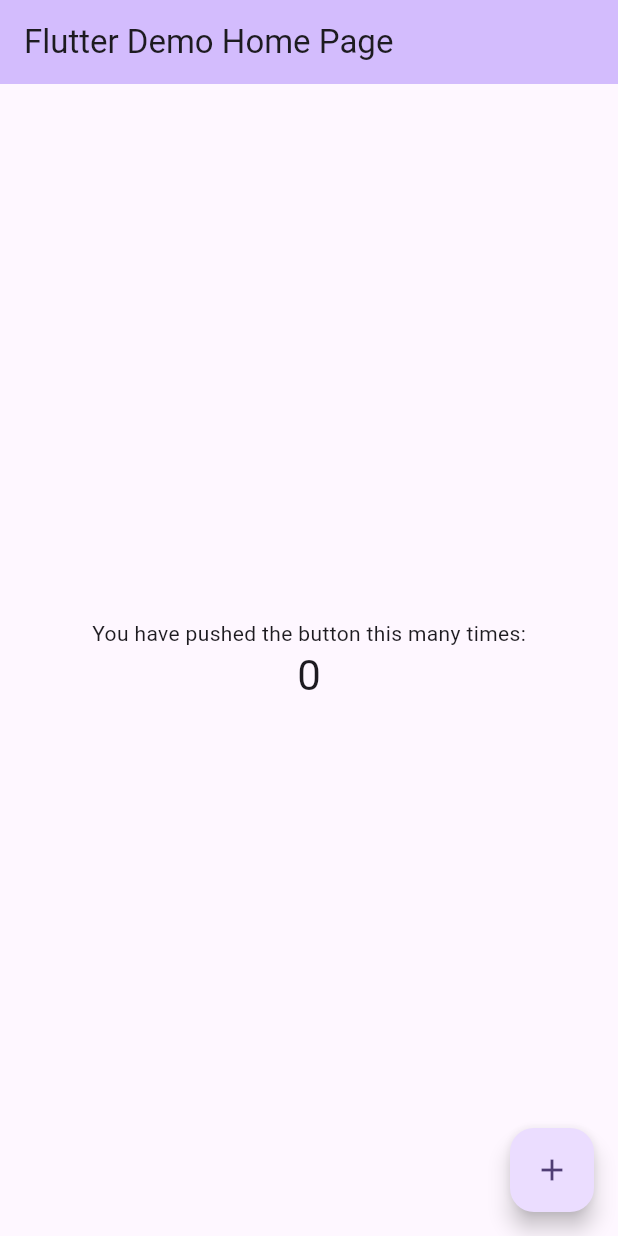
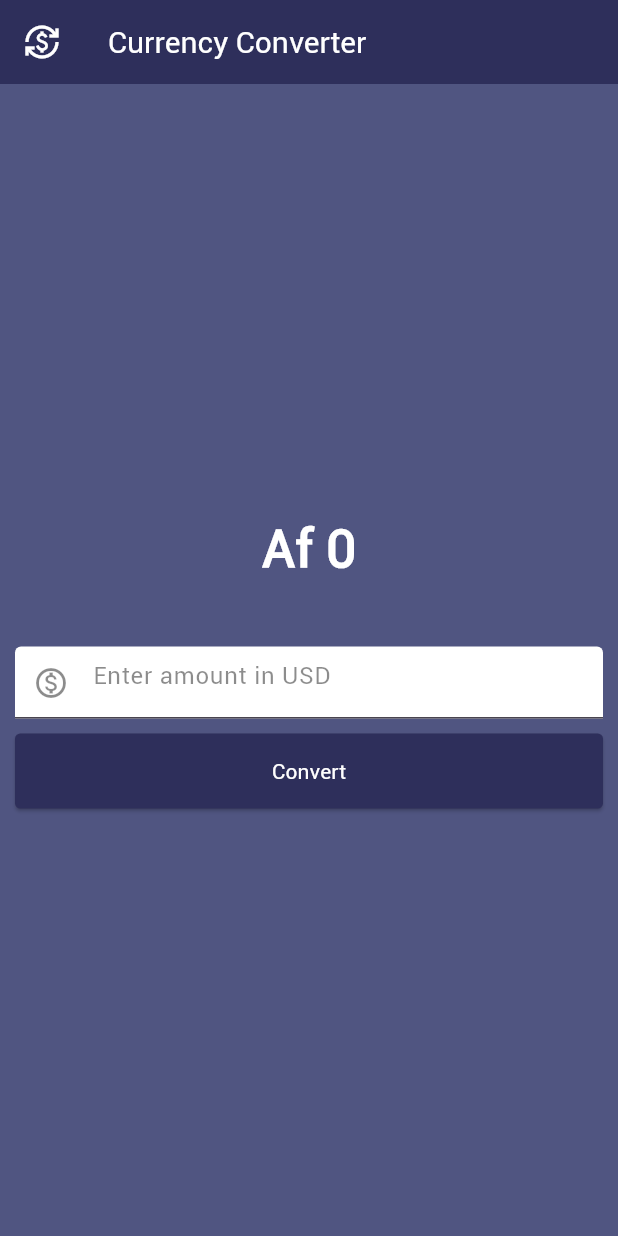
Before and after one commit to Nawroz711/currency_converter_flutter, a Flutter app: the screen it shows after launch, on a phone screen of 412 x 824 dp. Run offline on Flutter 3.47's test engine with Material 3 defaults, Android fonts, the light colour scheme and no system bars.

Commit message:
currency_converter app has been completed

```diff
--- /dev/null
+++ b/lib/currency_converter_material_page.dart
@@ -0,0 +1,100 @@
+import 'package:flutter/material.dart';
+
+class CurrencyConverterMaterialPage extends StatefulWidget {
+  const CurrencyConverterMaterialPage({super.key});
+
+  @override
+  State<CurrencyConverterMaterialPage> createState() =>
+      _CurrencyConverterMaterialPageState();
+}
+
+class _CurrencyConverterMaterialPageState
+    extends State<CurrencyConverterMaterialPage> {
+  double result = 0;
+  final TextEditingController textEditingController = TextEditingController();
+
+  void convert() {
+    result = double.parse(textEditingController.text) * 72;
+    setState(() {});
+  }
+
+  @override
+  void dispose() {
+    textEditingController.dispose();
+    super.dispose();
+  }
+
+  @override
+  Widget build(BuildContext context) {
+
+    return Scaffold(
+      backgroundColor: const Color(0xFF505581),
+      appBar: AppBar(
+        leading: const Icon(
+          Icons.currency_exchange_sharp,
+          color: Colors.white,
+        ),
+        backgroundColor: const Color(0xFF2E2F5B),
+        elevation: 0,
+        title: const Text(
+          'Currency Converter',
+          style: TextStyle(
+            color: Colors.white,
+            fontSize: 20.0,
+          ),
+        ),
+      ),
+      body: Center(
+        child: Padding(
+          padding: const EdgeInsets.all(10),
+          child: Column(
+            mainAxisAlignment: MainAxisAlignment.center,
+            children: [
+              Text(
+                'Af ${result != 0 ? result.toStringAsFixed(1) : result.toStringAsFixed(0)}',
+                style: const TextStyle(
+                  fontSize: 35,
+                  fontWeight: FontWeight.bold,
+                  color: Color.fromARGB(255, 255, 255, 255),
+                ),
+              ),
+              const SizedBox(height: 40),
+              TextField(
+                controller: textEditingController,
+                style: const TextStyle(
+                  color: Colors.black,
+                ),
+                decoration: const InputDecoration(
+                  hintText: 'Enter amount in USD',
+                  hintStyle: TextStyle(
+                    color: Colors.black45,
+                  ),
+                  prefixIcon: Icon(Icons.monetization_on_outlined),
+                  prefixIconColor: Colors.black45,
+                  filled: true,
+                  fillColor: Colors.white,
+                ),
+                keyboardType: const TextInputType.numberWithOptions(
+                  decimal: true,
+                ),
+              ),
+              const SizedBox(height: 10),
+              ElevatedButton(
+                onPressed: convert,
+                style: TextButton.styleFrom(
+                  backgroundColor: const Color(0xFF2E2F5B),
+                  foregroundColor: Colors.white,
+                  minimumSize: const Size(double.infinity, 50),
+                  shape: RoundedRectangleBorder(
+                    borderRadius: BorderRadius.circular(3.5),
+                  ),
+                ),
+                child: const Text('Convert'),
+              ),
+            ],
+          ),
+        ),
+      ),
+    );
+  }
+}
--- a/lib/main.dart
+++ b/lib/main.dart
@@ -1,3 +1,4 @@
+import './currency_converter_material_page.dart';
 import 'package:flutter/material.dart';
 
 void main() {
@@ -7,119 +8,10 @@
 class MyApp extends StatelessWidget {
   const MyApp({super.key});
 
-  // This widget is the root of your application.
   @override
   Widget build(BuildContext context) {
-    return MaterialApp(
-      title: 'Flutter Demo',
-      theme: ThemeData(
-        // This is the theme of your application.
-        //
-        // TRY THIS: Try running your application with "flutter run". You'll see
-        // the application has a purple toolbar. Then, without quitting the app,
-        // try changing the seedColor in the colorScheme below to Colors.green
-        // and then invoke "hot reload" (save your changes or press the "hot
-        // reload" button in a Flutter-supported IDE, or press "r" if you used
-        // the command line to start the app).
-        //
-        // Notice that the counter didn't reset back to zero; the application
-        // state is not lost during the reload. To reset the state, use hot
-        // restart instead.
-        //
-        // This works for code too, not just values: Most code changes can be
-        // tested with just a hot reload.
-        colorScheme: ColorScheme.fromSeed(seedColor: Colors.deepPurple),
-        useMaterial3: true,
-      ),
-      home: const MyHomePage(title: 'Flutter Demo Home Page'),
+    return const MaterialApp(
+      home: CurrencyConverterMaterialPage(),
     );
   }
 }
-
-class MyHomePage extends StatefulWidget {
-  const MyHomePage({super.key, required this.title});
-
-  // This widget is the home page of your application. It is stateful, meaning
-  // that it has a State object (defined below) that contains fields that affect
-  // how it looks.
-
-  // This class is the configuration for the state. It holds the values (in this
-  // case the title) provided by the parent (in this case the App widget) and
-  // used by the build method of the State. Fields in a Widget subclass are
-  // always marked "final".
-
-  final String title;
-
-  @override
-  State<MyHomePage> createState() => _MyHomePageState();
-}
-
-class _MyHomePageState extends State<MyHomePage> {
-  int _counter = 0;
-
-  void _incrementCounter() {
-    setState(() {
-      // This call to setState tells the Flutter framework that something has
-      // changed in this State, which causes it to rerun the build method below
-      // so that the display can reflect the updated values. If we changed
-      // _counter without calling setState(), then the build method would not be
-      // called again, and so nothing would appear to happen.
-      _counter++;
-    });
-  }
-
-  @override
-  Widget build(BuildContext context) {
-    // This method is rerun every time setState is called, for instance as done
-    // by the _incrementCounter method above.
-    //
-    // The Flutter framework has been optimized to make rerunning build methods
-    // fast, so that you can just rebuild anything that needs updating rather
-    // than having to individually change instances of widgets.
-    return Scaffold(
-      appBar: AppBar(
-        // TRY THIS: Try changing the color here to a specific color (to
-        // Colors.amber, perhaps?) and trigger a hot reload to see the AppBar
-        // change color while the other colors stay the same.
-        backgroundColor: Theme.of(context).colorScheme.inversePrimary,
-        // Here we take the value from the MyHomePage object that was created by
-        // the App.build method, and use it to set our appbar title.
-        title: Text(widget.title),
-      ),
-      body: Center(
-        // Center is a layout widget. It takes a single child and positions it
-        // in the middle of the parent.
-        child: Column(
-          // Column is also a layout widget. It takes a list of children and
-          // arranges them vertically. By default, it sizes itself to fit its
-          // children horizontally, and tries to be as tall as its parent.
-          //
-          // Column has various properties to control how it sizes itself and
-          // how it positions its children. Here we use mainAxisAlignment to
-          // center the children vertically; the main axis here is the vertical
-          // axis because Columns are vertical (the cross axis would be
-          // horizontal).
-          //
-          // TRY THIS: Invoke "debug painting" (choose the "Toggle Debug Paint"
-          // action in the IDE, or press "p" in the console), to see the
-          // wireframe for each widget.
-          mainAxisAlignment: MainAxisAlignment.center,
-          children: <Widget>[
-            const Text(
-              'You have pushed the button this many times:',
-            ),
-            Text(
-              '$_counter',
-              style: Theme.of(context).textTheme.headlineMedium,
-            ),
-          ],
-        ),
-      ),
-      floatingActionButton: FloatingActionButton(
-        onPressed: _incrementCounter,
-        tooltip: 'Increment',
-        child: const Icon(Icons.add),
-      ), // This trailing comma makes auto-formatting nicer for build methods.
-    );
-  }
-}
```
Also changed, not shown: pubspec.yaml (+5 -12 lines), fonts/Roboto-Regular.ttf (added), 2 other files.
